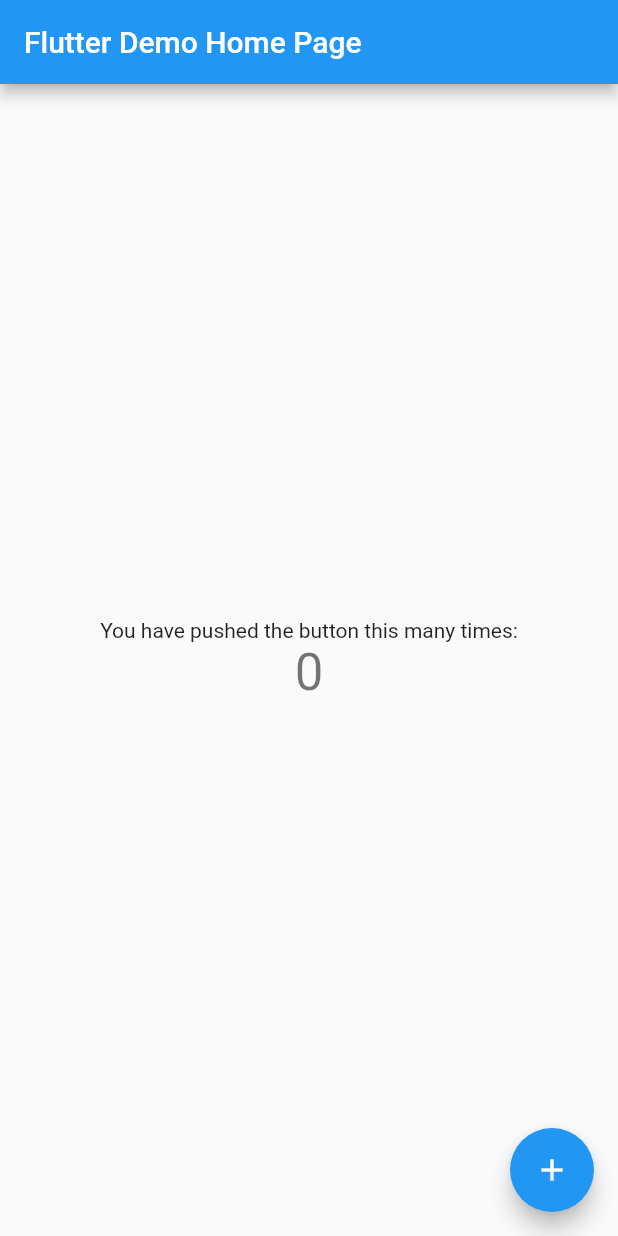
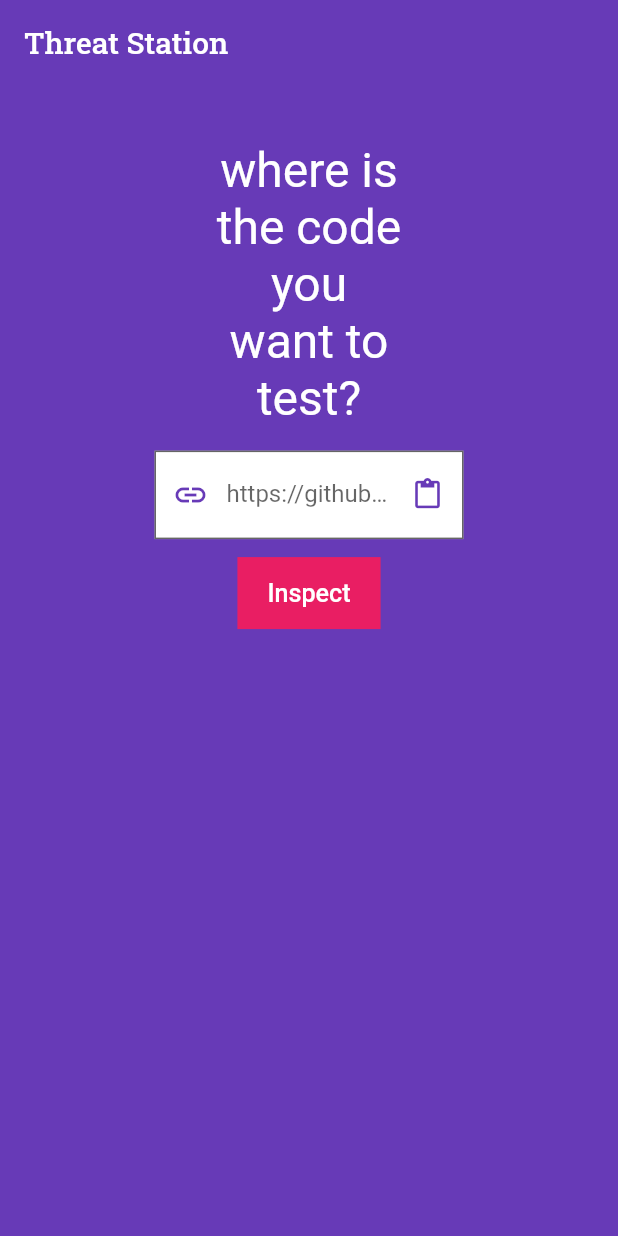
Before and after one commit to KrishnaPhalgun28/Threat-Station, a Flutter app: the screen it shows after launch, on a phone screen of 412 x 824 dp. Run offline on Flutter 3.47's test engine with Material 2 defaults, Android fonts, the phone set to English and light mode, and no system bars; our stand-ins replace google_fonts; missing offline and left inert: clipboard.

Commit message:
Added url input field

```diff
--- /dev/null
+++ b/lib/css.dart
@@ -0,0 +1,21 @@
+import 'package:flutter/material.dart';
+
+mixin HomePageTheme {
+  static const Color titleColor = Colors.white;
+  static const Color appBarBackgroundColor = Colors.deepPurple;
+  static const Color scaffoldBackgroundColor = Colors.deepPurple;
+  static const Color textFieldFillColor = Colors.white;
+  static const Color textFieldBorderColor = Colors.white;
+  static const Color prefixIconColor = Colors.deepPurple;
+  static const Color suffixIconColor = Colors.deepPurple;
+  static const Color suffixHoverColor = Colors.transparent;
+  static const Color suffixSplashColor = Colors.transparent;
+  static const Color suffixHighlightColor = Colors.transparent;
+  static const Color inspectBorderColor = Colors.transparent;
+  static const Color inspectOverlayColor = Colors.pink;
+  static const Color inspectBackgroundColor = Colors.pink;
+}
+
+mixin LogoWidgetTheme {
+  static const Color titleColor = Colors.white;
+}
--- a/lib/main.dart
+++ b/lib/main.dart
@@ -1,4 +1,5 @@
 import 'package:flutter/material.dart';
+import 'pages/home-page.dart';
 
 void main() {
   runApp(const MyApp());
@@ -7,109 +8,15 @@
 class MyApp extends StatelessWidget {
   const MyApp({Key? key}) : super(key: key);
 
-  // This widget is the root of your application.
   @override
   Widget build(BuildContext context) {
     return MaterialApp(
-      title: 'Flutter Demo',
-      theme: ThemeData(
-        // This is the theme of your application.
-        //
-        // Try running your application with "flutter run". You'll see the
-        // application has a blue toolbar. Then, without quitting the app, try
-        // changing the primarySwatch below to Colors.green and then invoke
-        // "hot reload" (press "r" in the console where you ran "flutter run",
-        // or simply save your changes to "hot reload" in a Flutter IDE).
-        // Notice that the counter didn't reset back to zero; the application
-        // is not restarted.
-        primarySwatch: Colors.blue,
-      ),
-      home: const MyHomePage(title: 'Flutter Demo Home Page'),
+      title: "Threat Station",
+      initialRoute: "/",
+      routes: {
+        "/": (context) => const HomePage(),
+      },
+      debugShowCheckedModeBanner: false,
     );
   }
 }
-
-class MyHomePage extends StatefulWidget {
-  const MyHomePage({Key? key, required this.title}) : super(key: key);
-
-  // This widget is the home page of your application. It is stateful, meaning
-  // that it has a State object (defined below) that contains fields that affect
-  // how it looks.
-
-  // This class is the configuration for the state. It holds the values (in this
-  // case the title) provided by the parent (in this case the App widget) and
-  // used by the build method of the State. Fields in a Widget subclass are
-  // always marked "final".
-
-  final String title;
-
-  @override
-  State<MyHomePage> createState() => _MyHomePageState();
-}
-
-class _MyHomePageState extends State<MyHomePage> {
-  int _counter = 0;
-
-  void _incrementCounter() {
-    setState(() {
-      // This call to setState tells the Flutter framework that something has
-      // changed in this State, which causes it to rerun the build method below
-      // so that the display can reflect the updated values. If we changed
-      // _counter without calling setState(), then the build method would not be
-      // called again, and so nothing would appear to happen.
-      _counter++;
-    });
-  }
-
-  @override
-  Widget build(BuildContext context) {
-    // This method is rerun every time setState is called, for instance as done
-    // by the _incrementCounter method above.
-    //
-    // The Flutter framework has been optimized to make rerunning build methods
-    // fast, so that you can just rebuild anything that needs updating rather
-    // than having to individually change instances of widgets.
-    return Scaffold(
-      appBar: AppBar(
-        // Here we take the value from the MyHomePage object that was created by
-        // the App.build method, and use it to set our appbar title.
-        title: Text(widget.title),
-      ),
-      body: Center(
-        // Center is a layout widget. It takes a single child and positions it
-        // in the middle of the parent.
-        child: Column(
-          // Column is also a layout widget. It takes a list of children and
-          // arranges them vertically. By default, it sizes itself to fit its
-          // children horizontally, and tries to be as tall as its parent.
-          //
-          // Invoke "debug painting" (press "p" in the console, choose the
-          // "Toggle Debug Paint" action from the Flutter Inspector in Android
-          // Studio, or the "Toggle Debug Paint" command in Visual Studio Code)
-          // to see the wireframe for each widget.
-          //
-          // Column has various properties to control how it sizes itself and
-          // how it positions its children. Here we use mainAxisAlignment to
-          // center the children vertically; the main axis here is the vertical
-          // axis because Columns are vertical (the cross axis would be
-          // horizontal).
-          mainAxisAlignment: MainAxisAlignment.center,
-          children: <Widget>[
-            const Text(
-              'You have pushed the button this many times:',
-            ),
-            Text(
-              '$_counter',
-              style: Theme.of(context).textTheme.headline4,
-            ),
-          ],
-        ),
-      ),
-      floatingActionButton: FloatingActionButton(
-        onPressed: _incrementCounter,
-        tooltip: 'Increment',
-        child: const Icon(Icons.add),
-      ), // This trailing comma makes auto-formatting nicer for build methods.
-    );
-  }
-}
--- /dev/null
+++ b/lib/pages/home-page.dart
@@ -0,0 +1,70 @@
+// ignore_for_file: file_names
+
+import 'package:flutter/material.dart';
+import '../css.dart';
+import '../widgets/logo-widget.dart';
+import '../widgets/inspect-widget.dart';
+import '../widgets/url-field-widget.dart';
+
+class HomePage extends StatelessWidget {
+  static const routeName = '/home-page';
+  static final TextEditingController textController = TextEditingController();
+
+  const HomePage({Key? key}) : super(key: key);
+
+  @override
+  Widget build(BuildContext context) {
+    return Scaffold(
+      appBar: AppBar(
+        title: const LogoWidget(),
+        elevation: 0,
+        backgroundColor: HomePageTheme.appBarBackgroundColor,
+      ),
+      body: LayoutBuilder(
+        builder: (context, constraints) {
+          return Column(
+            children: [
+              SizedBox(height: constraints.maxHeight * 0.05),
+              Container(
+                constraints:
+                    BoxConstraints(maxWidth: constraints.maxWidth * 0.3),
+                child: const HomePageTitleWidget(),
+              ),
+              const SizedBox(height: 16),
+              Row(
+                mainAxisAlignment: MainAxisAlignment.center,
+                children: [
+                  SizedBox(
+                    width: constraints.maxWidth * 0.5,
+                    child: URLFieldWidget(controller: textController),
+                  ),
+                ],
+              ),
+              const SizedBox(height: 12),
+              InspectWidget(
+                controller: textController,
+              ),
+            ],
+          );
+        },
+      ),
+      backgroundColor: HomePageTheme.scaffoldBackgroundColor,
+    );
+  }
+}
+
+class HomePageTitleWidget extends StatelessWidget {
+  const HomePageTitleWidget({Key? key}) : super(key: key);
+
+  @override
+  Widget build(BuildContext context) {
+    return const Text(
+      'where is the code you want to test?',
+      style: TextStyle(
+        fontSize: 32,
+        color: HomePageTheme.titleColor,
+      ),
+      textAlign: TextAlign.center,
+    );
+  }
+}
--- /dev/null
+++ b/lib/widgets/inspect-widget.dart
@@ -0,0 +1,53 @@
+// ignore_for_file: file_names
+
+import 'package:flutter/material.dart';
+import '../css.dart';
+
+class InspectWidget extends StatelessWidget {
+  final TextEditingController controller;
+
+  const InspectWidget({
+    required this.controller,
+    Key? key,
+  }) : super(key: key);
+
+  @override
+  Widget build(BuildContext context) {
+    return ElevatedButton(
+      onPressed: () {},
+      style: ButtonStyle(
+        shape: MaterialStateProperty.all<RoundedRectangleBorder>(
+          const RoundedRectangleBorder(
+            borderRadius: BorderRadius.all(Radius.zero),
+            side: BorderSide(color: HomePageTheme.inspectBorderColor),
+          ),
+        ),
+        padding: MaterialStateProperty.resolveWith<EdgeInsetsGeometry>(
+          (Set<MaterialState> states) {
+            return const EdgeInsets.symmetric(
+              vertical: 14,
+              horizontal: 20,
+            );
+          },
+        ),
+        overlayColor: MaterialStateProperty.resolveWith(
+          (states) {
+            return states.contains(MaterialState.pressed)
+                ? HomePageTheme.inspectOverlayColor
+                : null;
+          },
+        ),
+        elevation: MaterialStateProperty.all(0),
+        backgroundColor: MaterialStateProperty.all(
+          HomePageTheme.inspectBackgroundColor,
+        ),
+      ),
+      child: const Text(
+        'Inspect',
+        style: TextStyle(
+          fontSize: 16.75,
+        ),
+      ),
+    );
+  }
+}
--- /dev/null
+++ b/lib/widgets/logo-widget.dart
@@ -0,0 +1,20 @@
+// ignore_for_file: file_names
+
+import 'package:flutter/material.dart';
+import 'package:google_fonts/google_fonts.dart';
+import '../css.dart';
+
+class LogoWidget extends StatelessWidget {
+  const LogoWidget({Key? key}) : super(key: key);
+
+  @override
+  Widget build(BuildContext context) {
+    return Text(
+      'Threat Station',
+      style: GoogleFonts.robotoSlab(
+        fontWeight: FontWeight.w500,
+        color: LogoWidgetTheme.titleColor,
+      ),
+    );
+  }
+}
--- /dev/null
+++ b/lib/widgets/responsive-widget.dart
@@ -0,0 +1,39 @@
+// ignore_for_file: file_names
+
+import 'package:flutter/material.dart';
+
+class ResponsiveWidget extends StatelessWidget {
+  static const int mSize = 768;
+  static const int lSize = 1200;
+
+  final Widget lWidget;
+  final Widget? mWidget;
+  final Widget? sWidget;
+
+  const ResponsiveWidget({
+    Key? key,
+    required this.lWidget,
+    this.mWidget,
+    this.sWidget,
+  }) : super(key: key);
+
+  static bool isLScreen(BuildContext context) =>
+      MediaQuery.of(context).size.width > lSize;
+
+  static bool isSScreen(BuildContext context) =>
+      MediaQuery.of(context).size.width < mSize;
+
+  static bool isMScreen(BuildContext context) =>
+      !isSScreen(context) && !isLScreen(context);
+
+  @override
+  Widget build(BuildContext context) {
+    if (isLScreen(context)) {
+      return lWidget;
+    } else if (isSScreen(context)) {
+      return sWidget ?? lWidget;
+    } else {
+      return mWidget ?? lWidget;
+    }
+  }
+}
--- /dev/null
+++ b/lib/widgets/url-field-widget.dart
@@ -0,0 +1,90 @@
+// ignore_for_file: file_names
+
+import 'package:flutter/material.dart';
+import 'package:clipboard/clipboard.dart';
+import '../css.dart';
+
+class URLFieldWidget extends StatefulWidget {
+  final TextEditingController controller;
+
+  const URLFieldWidget({
+    required this.controller,
+    Key? key,
+  }) : super(key: key);
+
+  @override
+  State<URLFieldWidget> createState() => _URLFieldWidgetState();
+}
+
+class _URLFieldWidgetState extends State<URLFieldWidget> {
+  int length = 0;
+
+  @override
+  void initState() {
+    widget.controller.addListener(() {
+      setState(() => length = widget.controller.text.length);
+    });
+    super.initState();
+  }
+
+  @override
+  void dispose() {
+    widget.controller.dispose();
+    super.dispose();
+  }
+
+  @override
+  Widget build(BuildContext context) {
+    return TextFormField(
+      controller: widget.controller,
+      decoration: InputDecoration(
+        filled: true,
+        floatingLabelBehavior: FloatingLabelBehavior.never,
+        labelText: "https://github.com/ or equivalent",
+        fillColor: HomePageTheme.textFieldFillColor,
+        focusedBorder: const OutlineInputBorder(
+          borderSide: BorderSide(
+            color: HomePageTheme.textFieldBorderColor,
+          ),
+        ),
+        prefixIcon: const Icon(
+          Icons.link,
+          color: HomePageTheme.prefixIconColor,
+        ),
+        suffixIcon: length > 0
+            ? IconButton(
+                hoverColor: HomePageTheme.suffixHoverColor,
+                splashColor: HomePageTheme.suffixSplashColor,
+                highlightColor: HomePageTheme.suffixHighlightColor,
+                onPressed: () {
+                  widget.controller.clear();
+                },
+                icon: const Icon(
+                  Icons.clear,
+                  color: HomePageTheme.suffixIconColor,
+                ),
+              )
+            : IconButton(
+                hoverColor: HomePageTheme.suffixHoverColor,
+                splashColor: HomePageTheme.suffixSplashColor,
+                highlightColor: HomePageTheme.suffixHighlightColor,
+                iconSize: 22,
+                onPressed: () {
+                  FlutterClipboard.paste().then((value) {
+                    setState(() {
+                      widget.controller.text = value;
+                    });
+                  });
+                },
+                icon: const Icon(
+                  Icons.paste,
+                  color: HomePageTheme.suffixIconColor,
+                ),
+              ),
+        border: const OutlineInputBorder(
+          borderRadius: BorderRadius.all(Radius.zero),
+        ),
+      ),
+    );
+  }
+}
--- a/pubspec.yaml
+++ b/pubspec.yaml
@@ -29,6 +29,8 @@
 dependencies:
   flutter:
     sdk: flutter
+  google_fonts: ^3.0.1
+  clipboard: ^0.1.3
 
 
   # The following adds the Cupertino Icons font to your application.
```
Also changed, not shown: pubspec.lock.
